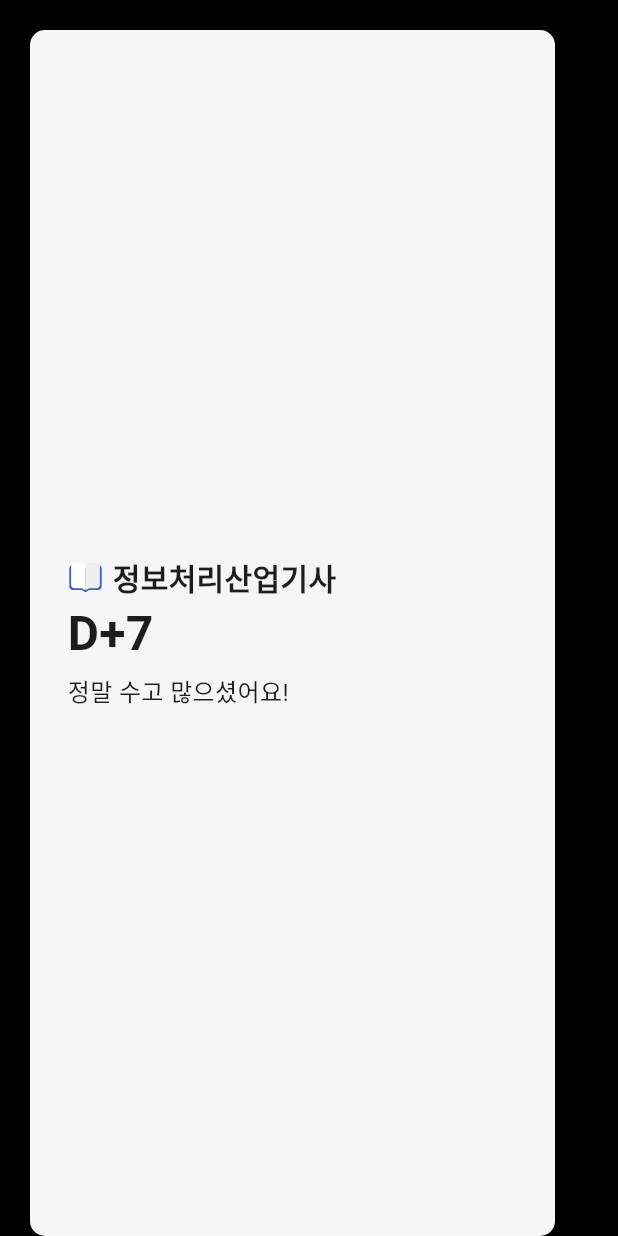
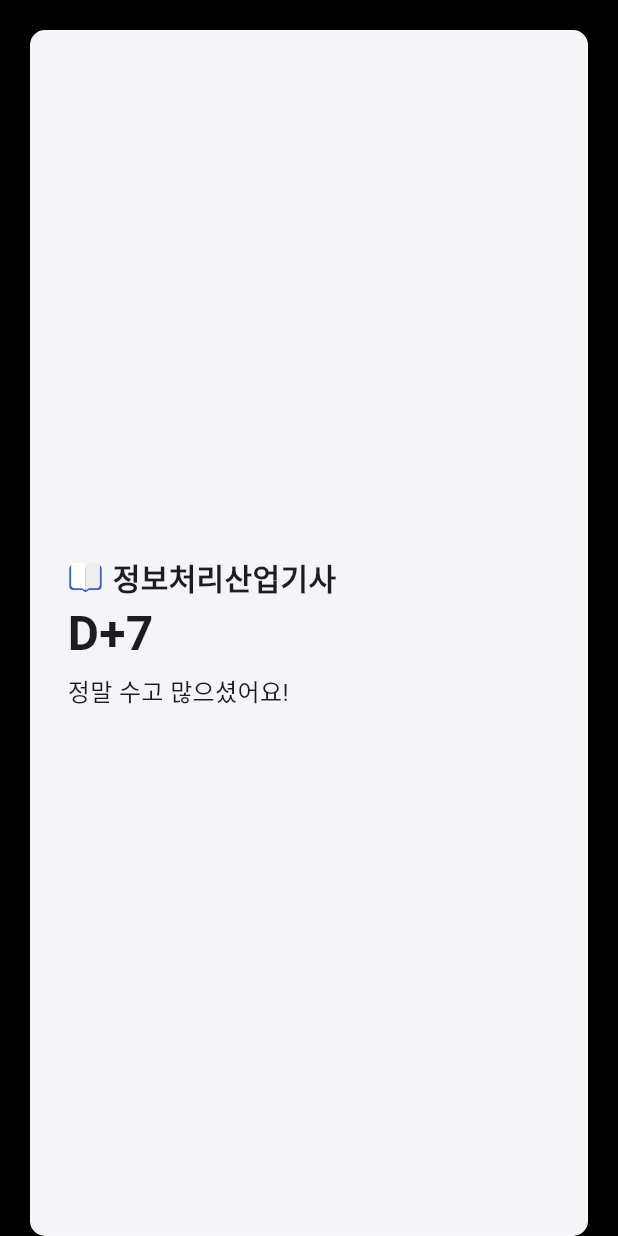
Before and after one commit to anon-js/Yestudy, a Flutter app: what buildStudyContainer() shows on an empty page, opened directly, on a phone screen of 412 x 824 dp. Run offline on Flutter 3.47's test engine with Material 3 defaults, Android fonts, the phone set to English and light mode, and no system bars; our stand-ins replace flutter_local_notifications, flutter_riverpod, flutter_svg; Roboto replaces fonts that are missing (Pretendard).

Commit message:
크기 최적화

```diff
--- a/lib/wigets/study_container.dart
+++ b/lib/wigets/main/study_container.dart
@@ -1,12 +1,11 @@
 import 'package:flutter/material.dart';
 import 'package:flutter_svg/svg.dart';
 
-import '../res/colors.dart';
-import '../res/text_styles.dart';
+import '../../res/colors.dart';
+import '../../res/text_styles.dart';
 
 Container buildStudyContainer() {
   return Container(
-    width: 350,
     margin: const EdgeInsets.fromLTRB(20, 20, 20, 0),
     padding: const EdgeInsets.symmetric(vertical: 20, horizontal: 24),
     decoration: BoxDecoration(
```
Also changed, not shown: lib/wigets/main/memo_container.dart (renamed from lib/wigets/memo_container.dart, +3 -5 lines).
